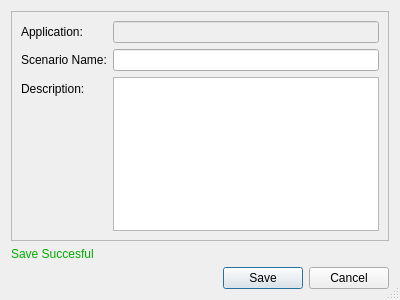
First picture: the form in braviz/interaction/qt_guis/save_scenario_dialog.ui, repository diego0020/braviz-app, before the edit.
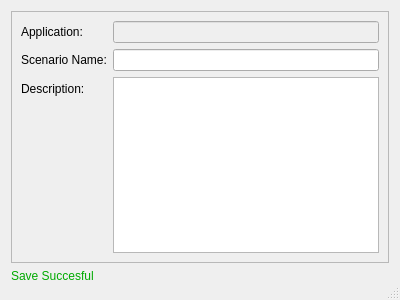
Second picture: the form after the edit.

```diff
--- a/braviz/interaction/qt_guis/save_scenario_dialog.ui
+++ b/braviz/interaction/qt_guis/save_scenario_dialog.ui
@@ -91,7 +91,7 @@
       <enum>Qt::Horizontal</enum>
      </property>
      <property name="standardButtons">
-      <set>QDialogButtonBox::Cancel|QDialogButtonBox::Save</set>
+      <set>QDialogButtonBox::NoButton</set>
      </property>
     </widget>
    </item>
```
Left out of the diff: 3 changed lines with no effect on the pictures.
